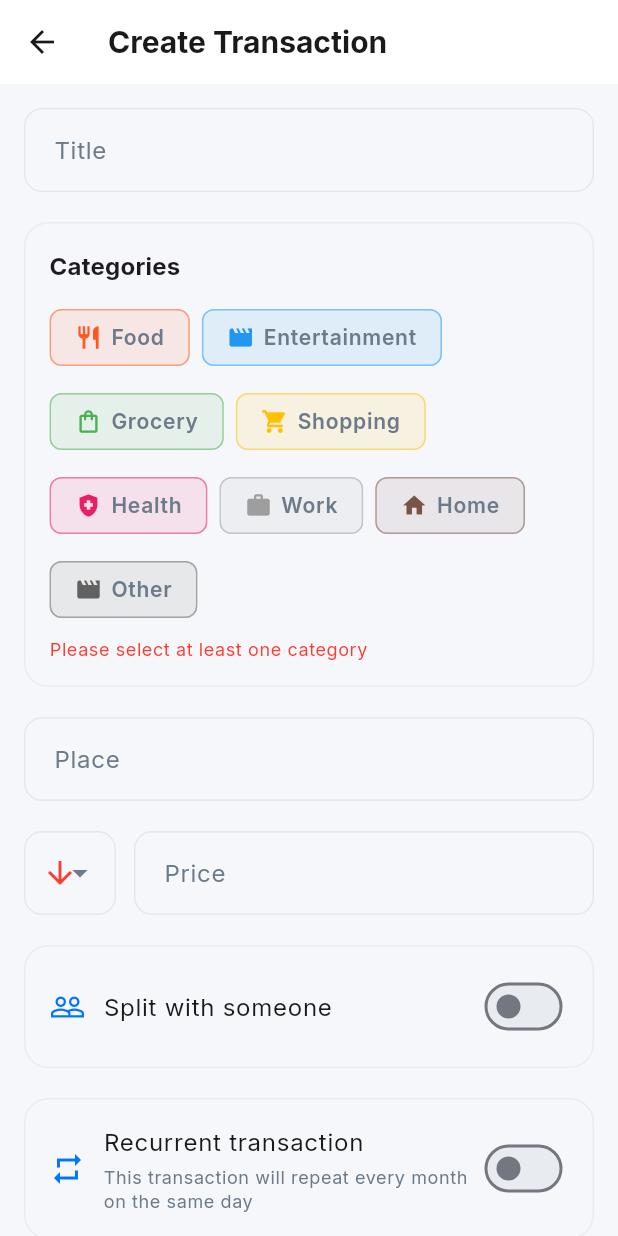
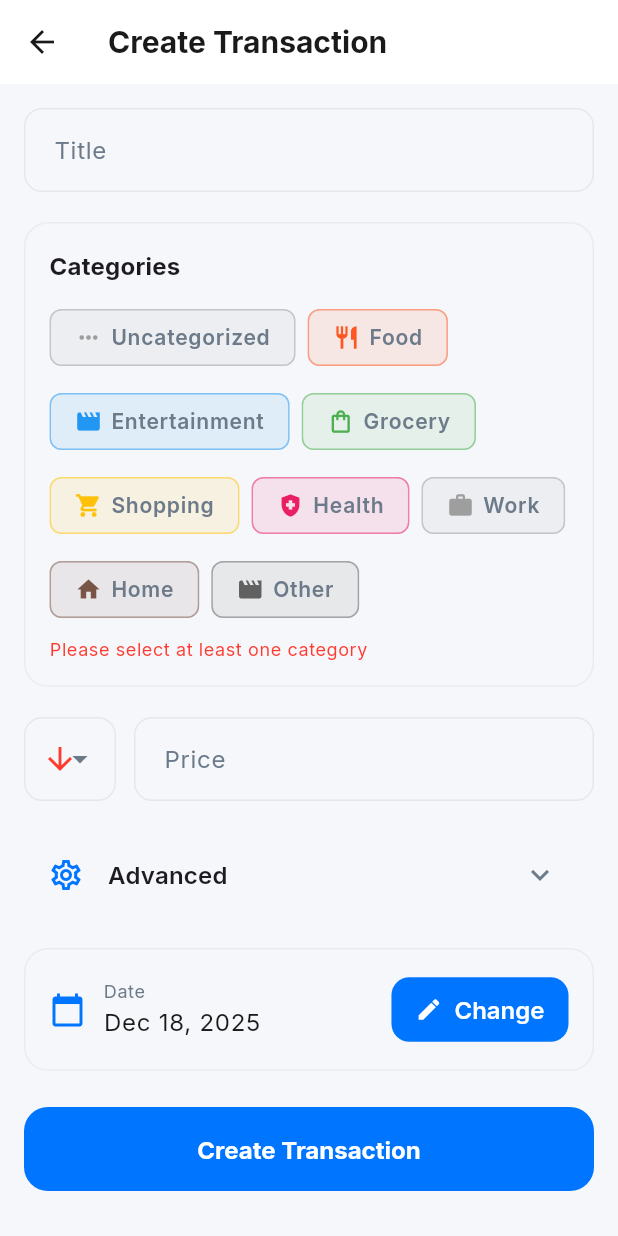
Before and after one commit to ieCecchetti/YesISpend, a Flutter app: the screen it shows after launch, scrolled down 461 dp, after a tap on the "add" icon, on a phone screen of 412 x 824 dp. Run offline on Flutter 3.47's test engine with Material 3 defaults, Android fonts, the phone set to English and light mode, and no system bars; our stand-ins replace fl_chart, flutter_colorpicker, flutter_riverpod, google_fonts, smooth_page_indicator, sqflite and 1 more; accounts and stored records are empty.

Commit message:
fix(category): fix category behaviour when the category is deleted

```diff
--- a/lib/data/icons.dart
+++ b/lib/data/icons.dart
@@ -34,6 +34,7 @@ const List<IconData> availableIcons = [
   Icons.flight,
   Icons.train,
   Icons.celebration,
+  Icons.more_horiz,
 ];
 
 /// Function to get IconData by integer (codePoint)
--- a/lib/providers/transactions_provider.dart
+++ b/lib/providers/transactions_provider.dart
@@ -15,11 +15,20 @@ class TransactionsNotifier extends StateNotifier<List<Transaction>> {
     try {
       final transactionData = await _dbHelper.queryAll('financial_record');
       final transactions = <Transaction>[];
+      const uncategorizedId = '0';
 
       for (var transactionMap in transactionData) {
         final transaction = Transaction.fromMap(transactionMap);
         // Load categories from join table
-        final categoryIds = await _dbHelper.getTransactionCategories(transaction.id);
+        var categoryIds =
+            await _dbHelper.getTransactionCategories(transaction.id);
+
+        // If transaction has no categories, assign to Uncategorized
+        if (categoryIds.isEmpty) {
+          categoryIds = [uncategorizedId];
+          await _dbHelper.setTransactionCategories(transaction.id, categoryIds);
+        }
+
         transaction.category_ids = categoryIds;
         transactions.add(transaction);
       }
--- a/lib/screens/category_screen.dart
+++ b/lib/screens/category_screen.dart
@@ -201,8 +201,8 @@ class _CategoryDisplayScreenState extends ConsumerState<CategoryDisplayScreen> {
                       ],
                     ),
                   ),
-                  // Delete Button
-                  if (isDeletionMode)
+                        // Delete Button (hidden for Uncategorized category)
+                        if (isDeletionMode && category.id != '0')
                     Positioned(
                       top: 8,
                       right: 8,
--- a/lib/screens/create_transaction_screen.dart
+++ b/lib/screens/create_transaction_screen.dart
@@ -328,6 +328,43 @@ class _CreateTransactionScreenState
             ),
             const SizedBox(height: 20.0),
 
+            // Price Field
+            priceTextView(
+              selectedType: _transactionType,
+              priceController: _priceController,
+              onTypeChanged: (String? newValue) {
+                setState(() {
+                  _transactionType = newValue!;
+                });
+              },
+              readOnly: _isReadOnly,
+            ),
+            const SizedBox(height: 20.0),
+
+            // Advanced Section
+            Theme(
+              data: Theme.of(context).copyWith(
+                dividerColor:
+                    Theme.of(context).colorScheme.surfaceContainerHighest,
+              ),
+              child: ExpansionTile(
+                title: Text(
+                  'Advanced',
+                  style: Theme.of(context).textTheme.titleMedium?.copyWith(
+                        fontWeight: FontWeight.w600,
+                      ),
+                ),
+                leading: Icon(
+                  Icons.settings_outlined,
+                  color: Theme.of(context).colorScheme.primary,
+                ),
+                initiallyExpanded: false,
+                children: [
+                  Padding(
+                    padding: const EdgeInsets.symmetric(
+                        horizontal: 16.0, vertical: 8.0),
+                    child: Column(
+                      children: [
                         // Place Field
                         TextFormField(
                           controller: _placeController,
@@ -346,28 +383,19 @@ class _CreateTransactionScreenState
                           },
                         ),
                         const SizedBox(height: 20.0),
-
-            // Price Field
-            priceTextView(
-              selectedType: _transactionType,
-              priceController: _priceController,
-              onTypeChanged: (String? newValue) {
-                setState(() {
-                  _transactionType = newValue!;
-                });
-              },
-              readOnly: _isReadOnly,
-            ),
-            const SizedBox(height: 20.0),
-
                         // Split Toggle
                         Container(
                           padding: const EdgeInsets.all(16.0),
                           decoration: BoxDecoration(
-                color: Theme.of(context).colorScheme.surface,
+                            color: Theme.of(context)
+                                .colorScheme
+                                .surfaceContainerHighest
+                                .withOpacity(0.3),
                             borderRadius: BorderRadius.circular(16),
                             border: Border.all(
-                  color: Theme.of(context).colorScheme.surfaceContainerHighest,
+                              color: Theme.of(context)
+                                  .colorScheme
+                                  .surfaceContainerHighest,
                             ),
                           ),
                           child: Row(
@@ -389,11 +417,13 @@ class _CreateTransactionScreenState
                                     ? null
                                     : (bool? value) {
                                         if (_priceController.text.isNotEmpty &&
-                          double.tryParse(
-                                  _priceController.text.replaceAll(',', '.')) !=
+                                            double.tryParse(_priceController
+                                                    .text
+                                                    .replaceAll(',', '.')) !=
                                                 null) {
                                           setState(() {
-                          _isSplitWithSomeone = value ?? false;
+                                            _isSplitWithSomeone =
+                                                value ?? false;
                                             if (!_isSplitWithSomeone) {
                                               _selectedPercentage = null;
                                             } else {
@@ -401,16 +431,18 @@ class _CreateTransactionScreenState
                                             }
                                           });
                                         } else if (_transactionType == "+") {
-                        ScaffoldMessenger.of(context).showSnackBar(
+                                          ScaffoldMessenger.of(context)
+                                              .showSnackBar(
                                             const SnackBar(
                                                 content: Text(
                                                     'Income transactions cannot be splitted')),
                                           );
                                         } else {
-                        ScaffoldMessenger.of(context).showSnackBar(
+                                          ScaffoldMessenger.of(context)
+                                              .showSnackBar(
                                             const SnackBar(
-                              content:
-                                  Text('Please enter a valid price first')),
+                                                content: Text(
+                                                    'Please enter a valid price first')),
                                           );
                                         }
                                       },
@@ -423,11 +455,15 @@ class _CreateTransactionScreenState
                           Container(
                             padding: const EdgeInsets.all(20.0),
                             decoration: BoxDecoration(
-                  color: Theme.of(context).colorScheme.surface,
+                              color: Theme.of(context)
+                                  .colorScheme
+                                  .surfaceContainerHighest
+                                  .withOpacity(0.3),
                               borderRadius: BorderRadius.circular(16),
                               border: Border.all(
-                    color:
-                        Theme.of(context).colorScheme.surfaceContainerHighest,
+                                color: Theme.of(context)
+                                    .colorScheme
+                                    .surfaceContainerHighest,
                               ),
                             ),
                             child: Column(
@@ -435,7 +471,10 @@ class _CreateTransactionScreenState
                               children: [
                                 Text(
                                   'Split Percentage',
-                      style: Theme.of(context).textTheme.titleMedium?.copyWith(
+                                  style: Theme.of(context)
+                                      .textTheme
+                                      .titleMedium
+                                      ?.copyWith(
                                         fontWeight: FontWeight.bold,
                                       ),
                                 ),
@@ -450,7 +489,8 @@ class _CreateTransactionScreenState
                                       ? null
                                       : (double newValue) {
                                           setState(() {
-                          _selectedPercentage = newValue.toInt();
+                                            _selectedPercentage =
+                                                newValue.toInt();
                                           });
                                         },
                                 ),
@@ -464,11 +504,14 @@ class _CreateTransactionScreenState
                                     borderRadius: BorderRadius.circular(12),
                                   ),
                                   child: Row(
-                        mainAxisAlignment: MainAxisAlignment.spaceBetween,
+                                    mainAxisAlignment:
+                                        MainAxisAlignment.spaceBetween,
                                     children: [
                                       Text(
                                         'Your Share:',
-                            style: Theme.of(context).textTheme.bodyMedium,
+                                        style: Theme.of(context)
+                                            .textTheme
+                                            .bodyMedium,
                                       ),
                                       Text(
                                         '${(getTransactionAmount(_transactionType, _priceController.text) * (_selectedPercentage ?? 50) / 100).toStringAsFixed(2)} €',
@@ -477,7 +520,9 @@ class _CreateTransactionScreenState
                                             .titleMedium
                                             ?.copyWith(
                                               fontWeight: FontWeight.bold,
-                                  color: Theme.of(context).colorScheme.primary,
+                                              color: Theme.of(context)
+                                                  .colorScheme
+                                                  .primary,
                                             ),
                                       ),
                                     ],
@@ -494,7 +539,8 @@ class _CreateTransactionScreenState
                                       borderRadius: BorderRadius.circular(16),
                                     ),
                                     filled: true,
-                        fillColor: Theme.of(context).colorScheme.surface,
+                                    fillColor:
+                                        Theme.of(context).colorScheme.surface,
                                   ),
                                   validator: (value) {
                                     return null;
@@ -505,15 +551,19 @@ class _CreateTransactionScreenState
                           ),
                         ],
                         const SizedBox(height: 20.0),
-
                         // Recurrent Toggle
                         Container(
                           padding: const EdgeInsets.all(16.0),
                           decoration: BoxDecoration(
-                color: Theme.of(context).colorScheme.surface,
+                            color: Theme.of(context)
+                                .colorScheme
+                                .surfaceContainerHighest
+                                .withOpacity(0.3),
                             borderRadius: BorderRadius.circular(16),
                             border: Border.all(
-                  color: Theme.of(context).colorScheme.surfaceContainerHighest,
+                              color: Theme.of(context)
+                                  .colorScheme
+                                  .surfaceContainerHighest,
                             ),
                           ),
                           child: Row(
@@ -529,13 +579,16 @@ class _CreateTransactionScreenState
                                   children: [
                                     Text(
                                       'Recurrent transaction',
-                          style: Theme.of(context).textTheme.bodyLarge,
+                                      style:
+                                          Theme.of(context).textTheme.bodyLarge,
                                     ),
                                     const SizedBox(height: 4),
                                     Text(
                                       'This transaction will repeat every month on the same day',
-                          style:
-                              Theme.of(context).textTheme.bodySmall?.copyWith(
+                                      style: Theme.of(context)
+                                          .textTheme
+                                          .bodySmall
+                                          ?.copyWith(
                                             color: Theme.of(context)
                                                 .colorScheme
                                                 .onSurfaceVariant,
@@ -553,6 +606,12 @@ class _CreateTransactionScreenState
                                           _isRecurrent = value ?? false;
                                         });
                                       },
+                              ),
+                            ],
+                          ),
+                        ),
+                      ],
+                    ),
                   ),
                 ],
               ),
```
Also changed, not shown: lib/db/db_handler.dart (+169 -1 lines), lib/providers/categories_provider.dart (+41 -1 lines), lib/widgets/multi_category_icon.dart (+8 -3 lines). Lines whose indentation alone changed are shown as unchanged.
